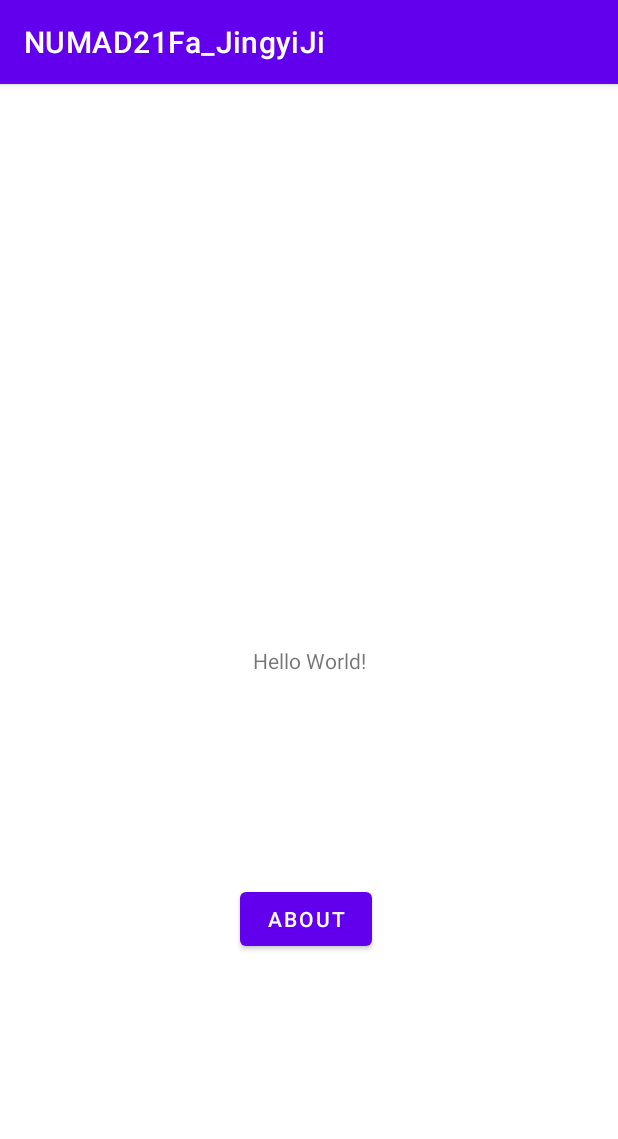
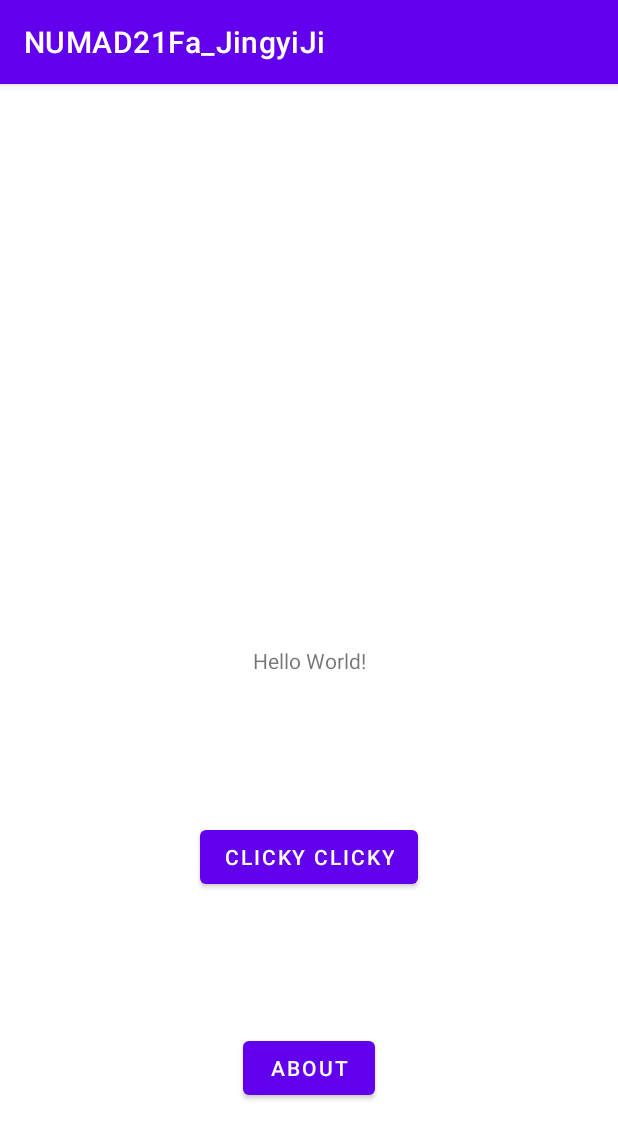
Before and after one commit to Jingyi-MASY/5520MAD-Jingyi-Ji, an Android app: the screen it shows after launch (MainActivity), on a phone screen of 412 x 824 dp. Shown: the top 1139 px of the screen. Run offline under Robolectric (Android 15) with nearby library versions, the phone set to English and light mode, and no system bars.

Commit message:
9-26 clicky

```diff
--- a/app/src/main/AndroidManifest.xml
+++ b/app/src/main/AndroidManifest.xml
@@ -10,6 +10,9 @@
         android:supportsRtl="true"
         android:theme="@style/Theme.NUMAD21Fa_JingyiJi">
         <activity
+            android:name=".ClickyClicky"
+            android:parentActivityName=".MainActivity" />
+        <activity
             android:name=".MainActivity"
             android:exported="true">
             <intent-filter>
--- a/app/src/main/java/edu/neu/madcourse/numad21fa_jingyiji/MainActivity.java
+++ b/app/src/main/java/edu/neu/madcourse/numad21fa_jingyiji/MainActivity.java
@@ -3,6 +3,7 @@ package edu.neu.madcourse.numad21fa_jingyiji;
 import androidx.appcompat.app.AppCompatActivity;
 
 import android.content.Context;
+import android.content.Intent;
 import android.os.Bundle;
 import android.view.View;
 import android.widget.Toast;
@@ -22,4 +23,9 @@ public class MainActivity extends AppCompatActivity {
         Toast toast = Toast.makeText(about, text, duration);
         toast.show();
     }
+
+    public void Clicky(View view) {
+        Intent intent = new Intent(this, ClickyClicky.class);
+        startActivity(intent);
+    }
 }
--- a/app/src/main/res/layout/activity_main.xml
+++ b/app/src/main/res/layout/activity_main.xml
@@ -18,18 +18,27 @@
         app:layout_constraintTop_toTopOf="parent" />
 
     <Button
-        android:id="@+id/button"
+        android:id="@+id/about"
         android:layout_width="wrap_content"
         android:layout_height="wrap_content"
-        android:layout_marginStart="163dp"
-        android:layout_marginTop="129dp"
-        android:layout_marginEnd="167dp"
-        android:layout_marginBottom="178dp"
         android:onClick="aboutToast"
         android:text="About"
         app:layout_constraintBottom_toBottomOf="parent"
         app:layout_constraintEnd_toEndOf="parent"
         app:layout_constraintStart_toStartOf="parent"
-        app:layout_constraintTop_toBottomOf="@+id/textView" />
+        app:layout_constraintTop_toBottomOf="@+id/textView"
+        app:layout_constraintVertical_bias="0.73" />
+
+    <Button
+        android:id="@+id/clicky"
+        android:layout_width="wrap_content"
+        android:layout_height="wrap_content"
+        android:onClick="Clicky"
+        android:text="Clicky Clicky"
+        app:layout_constraintBottom_toTopOf="@+id/about"
+        app:layout_constraintEnd_toEndOf="parent"
+        app:layout_constraintStart_toStartOf="parent"
+        app:layout_constraintTop_toBottomOf="@+id/textView"
+        app:layout_constraintVertical_bias="0.514" />
 
 </androidx.constraintlayout.widget.ConstraintLayout>
```
Also changed, not shown: app/src/main/java/edu/neu/madcourse/numad21fa_jingyiji/ClickyClicky.java (added, +113 -0 lines), app/src/main/res/layout/activity_clicky_clicky.xml (added, +80 -0 lines).
